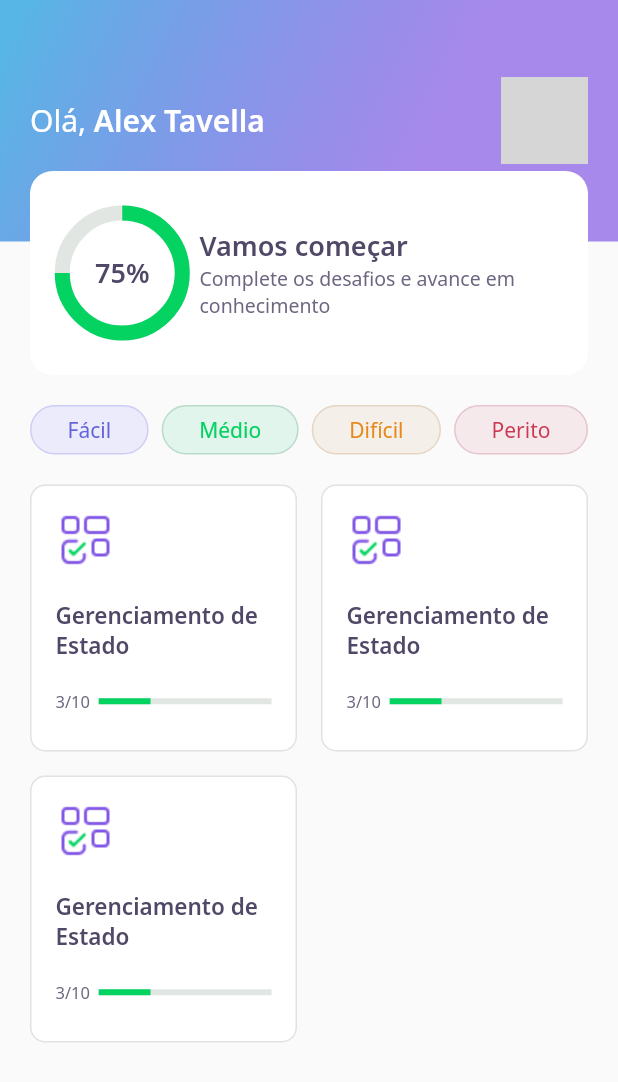
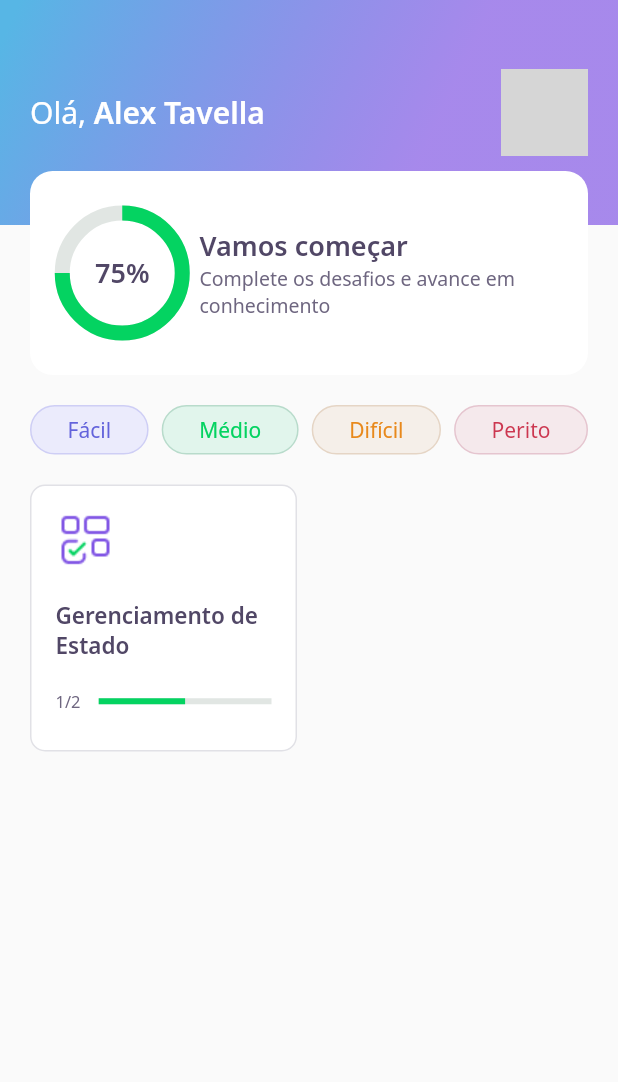
Before and after one commit to alextavella/nlw-05-dev-quiz-flutter, a Flutter app: the HomePage screen opened directly, on a phone screen of 412 x 824 dp. Shown: the top 1082 px of the screen. Run offline on Flutter 3.47's test engine with Material 2 defaults, Android fonts, the phone set to English and light mode, and no system bars; our stand-ins replace google_fonts; network calls fail; grey boxes are pictures that could not be loaded.

Commit message:
feat: impl load data on database

```diff
--- /dev/null
+++ b/assets/database/user.json
@@ -0,0 +1,5 @@
+{
+  "name": "Alex Tavella",
+  "score": 0.65,
+  "photoUrl": "https://avatars.githubusercontent.com/u/3128408?s=400&u=ca5efe074f71f07d0d08f668f66589610b8df018&v=4"
+}
--- /dev/null
+++ b/lib/core/app_database.dart
@@ -0,0 +1,4 @@
+class AppDatabase {
+  static String get user => "assets/database/user.json";
+  static String get quizzes => "assets/database/quizzes.json";
+}
--- a/lib/core/app_images.dart
+++ b/lib/core/app_images.dart
@@ -8,3 +8,7 @@ class AppImages {
   static String get trophy => "assets/images/trophy.png";
   static String get logo => "assets/images/logo.png";
 }
+
+extension AppImagesExt on String {
+  String get toImage => "assets/images/$this.png";
+}
--- a/lib/core/app_widget.dart
+++ b/lib/core/app_widget.dart
@@ -1,4 +1,4 @@
-import 'package:devquiz/presentation/pages/challenge/challenge_page.dart';
+import 'package:devquiz/presentation/pages/home/home_page.dart';
 import 'package:flutter/material.dart';
 
 class AppWidget extends StatelessWidget {
@@ -6,7 +6,7 @@ class AppWidget extends StatelessWidget {
   Widget build(BuildContext context) {
     return MaterialApp(
       title: "DevQuiz",
-      home: ChallengePage(),
+      home: HomePage(),
     );
   }
 }
--- a/lib/core/core.dart
+++ b/lib/core/core.dart
@@ -1,5 +1,6 @@
 export './app_colors.dart';
+export './app_database.dart';
 export './app_gradients.dart';
+export './app_images.dart';
+export './app_text_styles.dart';
 export './app_widget.dart';
-export './app_text_styles.dart';
-export './app_images.dart';
--- /dev/null
+++ b/lib/data/models/models.dart
@@ -0,0 +1,4 @@
+export './answer_model.dart';
+export './question_model.dart';
+export './quiz_model.dart';
+export './user_model.dart';
--- /dev/null
+++ b/lib/data/models/question_model.dart
@@ -0,0 +1,35 @@
+import 'dart:convert';
+
+import 'answer_model.dart';
+
+class QuestionModel {
+  final String title;
+  final List<AnswerModel> answers;
+
+  const QuestionModel({
+    required this.title,
+    required this.answers,
+  }) : assert(
+          answers.length >= 2 && answers.length <= 4,
+        );
+
+  Map<String, dynamic> toMap() {
+    return {
+      'title': title,
+      'answers': answers.map((x) => x.toMap()).toList(),
+    };
+  }
+
+  factory QuestionModel.fromMap(Map<String, dynamic> map) {
+    return QuestionModel(
+      title: map['title'],
+      answers: List<AnswerModel>.from(
+          map['answers']?.map((x) => AnswerModel.fromMap(x))),
+    );
+  }
+
+  String toJson() => json.encode(toMap());
+
+  factory QuestionModel.fromJson(String source) =>
+      QuestionModel.fromMap(json.decode(source));
+}
--- /dev/null
+++ b/lib/data/models/quiz_model.dart
@@ -0,0 +1,73 @@
+import 'dart:convert';
+
+import 'package:devquiz/core/app_images.dart';
+import 'package:devquiz/data/models/question_model.dart';
+
+enum QuizLevel {
+  Facil,
+  Medio,
+  Dificil,
+  Perito,
+}
+
+extension QuizLevelStringExt on String {
+  QuizLevel get toQuizLevel => {
+        "Facil": QuizLevel.Facil,
+        "Medio": QuizLevel.Medio,
+        "Dificil": QuizLevel.Dificil,
+        "Perito": QuizLevel.Perito
+      }[this]!;
+}
+
+extension QuizLevelExt on QuizLevel {
+  String get fromQuizLevel => {
+        QuizLevel.Facil: "Facil",
+        QuizLevel.Medio: "Medio",
+        QuizLevel.Dificil: "Dificil",
+        QuizLevel.Perito: "Perito"
+      }[this]!;
+}
+
+class QuizModel {
+  final String title;
+  final List<QuestionModel> questions;
+  final String image;
+  final QuizLevel level;
+  final int numAnsweredQuestion;
+
+  const QuizModel({
+    required this.title,
+    required this.questions,
+    required this.image,
+    required this.level,
+    this.numAnsweredQuestion = 0,
+  }) : assert(
+          questions.length >= 1,
+        );
+
+  Map<String, dynamic> toMap() {
+    return {
+      'title': title,
+      'questions': questions.map((x) => x.toMap()).toList(),
+      'image': image,
+      'level': level.fromQuizLevel,
+      'numAnsweredQuestion': numAnsweredQuestion,
+    };
+  }
+
+  factory QuizModel.fromMap(Map<String, dynamic> map) {
+    return QuizModel(
+      title: map['title'],
+      questions: List<QuestionModel>.from(
+          map['questions']?.map((x) => QuestionModel.fromMap(x))),
+      image: map['image'].toString().toImage,
+      level: map['level'].toString().toQuizLevel,
+      numAnsweredQuestion: map['numAnsweredQuestion'],
+    );
+  }
+
+  String toJson() => json.encode(toMap());
+
+  factory QuizModel.fromJson(String source) =>
+      QuizModel.fromMap(json.decode(source));
+}
--- /dev/null
+++ b/lib/data/models/user_model.dart
@@ -0,0 +1,34 @@
+import 'dart:convert';
+
+class UserModel {
+  final String name;
+  final String photoUrl;
+  final double score;
+
+  UserModel({
+    required this.name,
+    required this.photoUrl,
+    this.score = 0,
+  });
+
+  Map<String, dynamic> toMap() {
+    return {
+      'name': name,
+      'photoUrl': photoUrl,
+      'score': score,
+    };
+  }
+
+  factory UserModel.fromMap(Map<String, dynamic> map) {
+    return UserModel(
+      name: map['name'],
+      photoUrl: map['photoUrl'],
+      score: map['score'],
+    );
+  }
+
+  String toJson() => json.encode(toMap());
+
+  factory UserModel.fromJson(String source) =>
+      UserModel.fromMap(json.decode(source));
+}
--- /dev/null
+++ b/lib/presentation/pages/home/home_controller.dart
@@ -0,0 +1,29 @@
+import 'package:devquiz/data/models/models.dart';
+import 'package:flutter/foundation.dart';
+
+import './home_repository.dart';
+import './home_state.dart';
+
+class HomeController {
+  final stateNotifier = ValueNotifier<HomeState>(HomeState.IDLE);
+
+  set state(HomeState state) => stateNotifier.value = state;
+  HomeState get state => stateNotifier.value;
+
+  UserModel? user;
+  List<QuizModel>? quizzes;
+
+  final homeRepository = HomeRepository();
+
+  void getUser() async {
+    this.state = HomeState.LOADING;
+    this.user = await homeRepository.getUser();
+    // this.state = HomeState.SUCCESS;
+  }
+
+  void getQuizzes() async {
+    // this.state = HomeState.LOADING;
+    this.quizzes = await homeRepository.getQuizzes();
+    this.state = HomeState.SUCCESS;
+  }
+}
--- a/lib/presentation/pages/home/home_page.dart
+++ b/lib/presentation/pages/home/home_page.dart
@@ -1,5 +1,10 @@
+import 'package:devquiz/core/core.dart';
+import 'package:devquiz/data/models/quiz_model.dart';
 import 'package:devquiz/presentation/pages/home/widgets/widgets.dart';
 import 'package:flutter/material.dart';
+
+import './home_controller.dart';
+import 'home_state.dart';
 
 class HomePage extends StatefulWidget {
   const HomePage({Key? key}) : super(key: key);
@@ -9,10 +14,40 @@ class HomePage extends StatefulWidget {
 }
 
 class _HomePageState extends State<HomePage> {
+  final controller = HomeController();
+
+  @override
+  void initState() {
+    super.initState();
+
+    // await Future.wait([
+    controller.getUser();
+    controller.getQuizzes();
+    // ]);
+
+    controller.stateNotifier.addListener(() {
+      setState(() {});
+    });
+  }
+
   @override
   Widget build(BuildContext context) {
+    if (controller.state != HomeState.SUCCESS) {
+      return Scaffold(
+          body: Center(
+        child: CircularProgressIndicator(
+          valueColor: AlwaysStoppedAnimation<Color>(AppColors.darkGreen),
+        ),
+      ));
+    }
+
+    final quizCardWidgets =
+        controller.quizzes!.map((quiz) => QuizCardWidget(quiz: quiz)).toList();
+
     return Scaffold(
-        appBar: AppBarWidget(),
+        appBar: AppBarWidget(
+          user: controller.user!,
+        ),
         body: Padding(
           padding: const EdgeInsets.symmetric(horizontal: 20),
           child: Column(
@@ -27,14 +62,11 @@ class _HomePageState extends State<HomePage> {
               SizedBox(height: 20),
               Expanded(
                 child: GridView.count(
-                    crossAxisCount: 2,
-                    crossAxisSpacing: 16,
-                    mainAxisSpacing: 16,
-                    children: [
-                      QuizCardWidget(),
-                      QuizCardWidget(),
-                      QuizCardWidget()
-                    ]),
+                  crossAxisCount: 2,
+                  crossAxisSpacing: 16,
+                  mainAxisSpacing: 16,
+                  children: quizCardWidgets,
+                ),
               ),
             ],
           ),
--- /dev/null
+++ b/lib/presentation/pages/home/home_state.dart
@@ -0,0 +1 @@
+enum HomeState { IDLE, LOADING, SUCCESS, ERROR }
--- a/lib/presentation/pages/home/widgets/appbar/app_bar_widget.dart
+++ b/lib/presentation/pages/home/widgets/appbar/app_bar_widget.dart
@@ -1,10 +1,13 @@
 import 'package:devquiz/core/app_gradients.dart';
 import 'package:devquiz/core/app_text_styles.dart';
+import 'package:devquiz/data/models/models.dart';
 import 'package:devquiz/presentation/pages/home/widgets/score_card/score_card_widget.dart';
 import 'package:flutter/material.dart';
 
 class AppBarWidget extends PreferredSize {
-  AppBarWidget()
+  final UserModel user;
+
+  AppBarWidget({required this.user})
       : super(
           preferredSize: Size.fromHeight(250),
           child: Container(
@@ -13,7 +16,7 @@ class AppBarWidget extends PreferredSize {
                 children: [
                   Container(
                     width: double.maxFinite,
-                    height: 161,
+                    height: 150,
                     padding: const EdgeInsets.symmetric(horizontal: 20),
                     decoration: BoxDecoration(gradient: AppGradients.linear),
                     child: Row(
@@ -24,7 +27,7 @@ class AppBarWidget extends PreferredSize {
                             style: AppTextStyles.title,
                             children: [
                               TextSpan(
-                                  text: "Alex Tavella",
+                                  text: user.name,
                                   style: AppTextStyles.titleBold)
                             ])),
                         Container(
@@ -32,8 +35,7 @@ class AppBarWidget extends PreferredSize {
                           height: 58,
                           decoration: BoxDecoration(
                             image: DecorationImage(
-                                image: NetworkImage(
-                                    "https://avatars.githubusercontent.com/u/3128408?s=400&u=ca5efe074f71f07d0d08f668f66589610b8df018&v=4")),
+                                image: NetworkImage(user.photoUrl)),
                             borderRadius: BorderRadius.circular(10),
                           ),
                         )
--- a/lib/presentation/pages/home/widgets/quiz_card/quiz_card_widget.dart
+++ b/lib/presentation/pages/home/widgets/quiz_card/quiz_card_widget.dart
@@ -1,8 +1,13 @@
 import 'package:devquiz/core/core.dart';
+import 'package:devquiz/data/models/quiz_model.dart';
 import 'package:devquiz/presentation/shared/widgets/widgets.dart';
 import 'package:flutter/material.dart';
 
 class QuizCardWidget extends StatelessWidget {
+  final QuizModel quiz;
+
+  const QuizCardWidget({Key? key, required this.quiz}) : super(key: key);
+
   @override
   Widget build(BuildContext context) {
     return Container(
@@ -13,14 +18,22 @@ class QuizCardWidget extends StatelessWidget {
         color: AppColors.white,
       ),
       child: Column(crossAxisAlignment: CrossAxisAlignment.start, children: [
-        Container(width: 40, height: 40, child: Image.asset(AppImages.blocks)),
+        Container(width: 40, height: 40, child: Image.asset(quiz.image)),
         SizedBox(height: 20),
-        Text("Gerenciamento de Estado", style: AppTextStyles.heading15),
+        Text(quiz.title, style: AppTextStyles.heading15),
         SizedBox(height: 20),
         Row(
           children: [
-            Expanded(flex: 1, child: Text("3/10", style: AppTextStyles.body11)),
-            Expanded(flex: 4, child: ProgressIndicatorWidget(value: 0.3))
+            Expanded(
+                flex: 1,
+                child: Text(
+                    "${quiz.numAnsweredQuestion}/${quiz.questions.length}",
+                    style: AppTextStyles.body11)),
+            Expanded(
+                flex: 4,
+                child: ProgressIndicatorWidget(
+                  value: quiz.numAnsweredQuestion / quiz.questions.length,
+                ))
           ],
         )
       ]),
--- a/pubspec.yaml
+++ b/pubspec.yaml
@@ -18,5 +18,6 @@ dev_dependencies:
 flutter:
   assets:
     - assets/images/
+    - assets/database/
 
   uses-material-design: true
```
Also changed, not shown: assets/database/quizzes.json (added, +32 -0 lines), lib/data/models/answer_model.dart (added, +30 -0 lines), lib/presentation/pages/home/home_repository.dart (added, +18 -0 lines).
